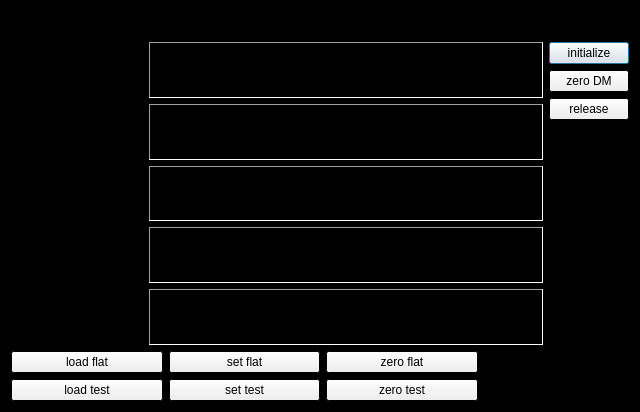
Above: gui/widgets/dmCtrl/dmCtrl.ui from magao-x/MagAOX before the change. Below: the same form after it.
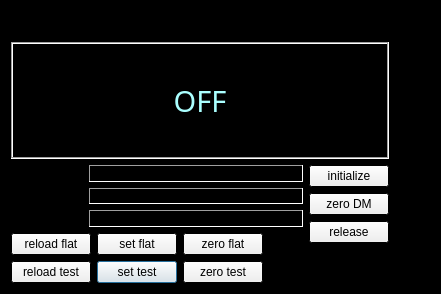
That is the form after the change.

Commit message: updated dmCtrl gui with app state

What changed in the file:
```diff
--- a/gui/widgets/dmCtrl/dmCtrl.ui
+++ b/gui/widgets/dmCtrl/dmCtrl.ui
@@ -6,8 +6,8 @@
    <rect>
     <x>0</x>
     <y>0</y>
-    <width>640</width>
-    <height>412</height>
+    <width>441</width>
+    <height>294</height>
    </rect>
   </property>
   <property name="palette">
@@ -77,8 +77,10 @@
   <property name="windowTitle">
    <string>Dialog</string>
   </property>
-  <layout class="QGridLayout" name="gridLayout">
-   <item row="0" column="0" colspan="2">
+  <layout class="QFormLayout" name="formLayout">
+   <item row="0" column="0">
+    <layout class="QVBoxLayout" name="verticalLayout_2">
+     <item>
     <widget class="QLabel" name="labelDMName">
      <property name="font">
       <font>
@@ -104,9 +106,78 @@
      </property>
     </widget>
    </item>
-   <item row="1" column="0">
+     <item>
+      <widget class="QLabel" name="dmStatus">
+       <property name="sizePolicy">
+        <sizepolicy hsizetype="MinimumExpanding" vsizetype="MinimumExpanding">
+         <horstretch>0</horstretch>
+         <verstretch>0</verstretch>
+        </sizepolicy>
+       </property>
+       <property name="palette">
+        <palette>
+         <active>
+          <colorrole role="WindowText">
+           <brush brushstyle="SolidPattern">
+            <color alpha="255">
+             <red>170</red>
+             <green>255</green>
+             <blue>255</blue>
+            </color>
+           </brush>
+          </colorrole>
+         </active>
+         <inactive>
+          <colorrole role="WindowText">
+           <brush brushstyle="SolidPattern">
+            <color alpha="255">
+             <red>170</red>
+             <green>255</green>
+             <blue>255</blue>
+            </color>
+           </brush>
+          </colorrole>
+         </inactive>
+         <disabled>
+          <colorrole role="WindowText">
+           <brush brushstyle="SolidPattern">
+            <color alpha="255">
+             <red>96</red>
+             <green>95</green>
+             <blue>94</blue>
+            </color>
+           </brush>
+          </colorrole>
+         </disabled>
+        </palette>
+       </property>
+       <property name="font">
+        <font>
+         <family>Tlwg Typist</family>
+         <pointsize>22</pointsize>
+        </font>
+       </property>
+       <property name="frameShape">
+        <enum>QFrame::Box</enum>
+       </property>
+       <property name="frameShadow">
+        <enum>QFrame::Sunken</enum>
+       </property>
+       <property name="text">
+        <string>OFF</string>
+       </property>
+       <property name="alignment">
+        <set>Qt::AlignCenter</set>
+       </property>
+      </widget>
+     </item>
+     <item>
+      <layout class="QHBoxLayout" name="horizontalLayout">
+       <item>
+        <layout class="QVBoxLayout" name="verticalLayout">
+         <item>
     <layout class="QGridLayout" name="layoutLabels" columnstretch="1,3">
-     <item row="2" column="1">
+           <item row="1" column="1">
       <widget class="QLabel" name="labelFlatShmim_value">
        <property name="frameShape">
         <enum>QFrame::Panel</enum>
@@ -119,60 +190,6 @@
        </property>
       </widget>
      </item>
-     <item row="4" column="0">
-      <widget class="QLabel" name="labelTestShmim">
-       <property name="text">
-        <string>test shmim:</string>
-       </property>
-      </widget>
-     </item>
-     <item row="1" column="0">
-      <widget class="QLabel" name="labelFlatName">
-       <property name="text">
-        <string>flat name:</string>
-       </property>
-      </widget>
-     </item>
-     <item row="2" column="0">
-      <widget class="QLabel" name="labelFlatShmim">
-       <property name="text">
-        <string>flat shmim:</string>
-       </property>
-      </widget>
-     </item>
-     <item row="3" column="0">
-      <widget class="QLabel" name="labelTestName">
-       <property name="text">
-        <string>test name:</string>
-       </property>
-      </widget>
-     </item>
-     <item row="1" column="1">
-      <widget class="QLabel" name="labelFlatName_value">
-       <property name="frameShape">
-        <enum>QFrame::Panel</enum>
-       </property>
-       <property name="frameShadow">
-        <enum>QFrame::Sunken</enum>
-       </property>
-       <property name="text">
-        <string>flat name</string>
-       </property>
-      </widget>
-     </item>
-     <item row="3" column="1">
-      <widget class="QLabel" name="labelTestName_value">
-       <property name="frameShape">
-        <enum>QFrame::Panel</enum>
-       </property>
-       <property name="frameShadow">
-        <enum>QFrame::Sunken</enum>
-       </property>
-       <property name="text">
-        <string>test name</string>
-       </property>
-      </widget>
-     </item>
      <item row="0" column="1">
       <widget class="QLabel" name="labelShmimName_value">
        <property name="frameShape">
@@ -186,6 +203,20 @@
        </property>
       </widget>
      </item>
+           <item row="1" column="0">
+            <widget class="QLabel" name="labelFlatShmim">
+             <property name="text">
+              <string>flat shmim:</string>
+             </property>
+            </widget>
+           </item>
+           <item row="2" column="0">
+            <widget class="QLabel" name="labelTestShmim">
+             <property name="text">
+              <string>test shmim:</string>
+             </property>
+            </widget>
+           </item>
      <item row="0" column="0">
       <widget class="QLabel" name="labelShmimName">
        <property name="text">
@@ -193,7 +224,7 @@
        </property>
       </widget>
      </item>
-     <item row="4" column="1">
+           <item row="2" column="1">
       <widget class="QLabel" name="labelTestShmim_value">
        <property name="frameShape">
         <enum>QFrame::Panel</enum>
@@ -208,7 +239,68 @@
      </item>
     </layout>
    </item>
+         <item>
+          <layout class="QGridLayout" name="layoutFlatTest" columnstretch="2,2,2,1">
    <item row="1" column="1">
+            <widget class="QPushButton" name="buttonSetTest">
+             <property name="text">
+              <string>set test</string>
+             </property>
+            </widget>
+           </item>
+           <item row="0" column="3">
+            <spacer name="horizontalSpacer">
+             <property name="orientation">
+              <enum>Qt::Horizontal</enum>
+             </property>
+             <property name="sizeHint" stdset="0">
+              <size>
+               <width>40</width>
+               <height>20</height>
+              </size>
+             </property>
+            </spacer>
+           </item>
+           <item row="1" column="0">
+            <widget class="QPushButton" name="buttonLoadTest">
+             <property name="text">
+              <string>reload test</string>
+             </property>
+            </widget>
+           </item>
+           <item row="1" column="2">
+            <widget class="QPushButton" name="buttonZeroTest">
+             <property name="text">
+              <string>zero test</string>
+             </property>
+            </widget>
+           </item>
+           <item row="0" column="2">
+            <widget class="QPushButton" name="buttonZeroFlat">
+             <property name="text">
+              <string>zero flat</string>
+             </property>
+            </widget>
+           </item>
+           <item row="0" column="0">
+            <widget class="QPushButton" name="buttonLoadFlat">
+             <property name="text">
+              <string>reload flat</string>
+             </property>
+            </widget>
+           </item>
+           <item row="0" column="1">
+            <widget class="QPushButton" name="buttonSetFlat">
+             <property name="text">
+              <string>set flat</string>
+             </property>
+            </widget>
+           </item>
+          </layout>
+         </item>
+        </layout>
+       </item>
+       <item>
     <layout class="QVBoxLayout" name="layoutInitZeroRelease" stretch="2,2,2,2">
      <item>
       <widget class="QPushButton" name="buttonInit">
@@ -246,62 +338,7 @@
      </item>
     </layout>
    </item>
-   <item row="2" column="0" colspan="2">
-    <layout class="QGridLayout" name="layoutFlatTest" columnstretch="3,3,3,3">
-     <item row="1" column="0">
-      <widget class="QPushButton" name="buttonLoadTest">
-       <property name="text">
-        <string>load test</string>
-       </property>
-      </widget>
-     </item>
-     <item row="1" column="2">
-      <widget class="QPushButton" name="buttonZeroTest">
-       <property name="text">
-        <string>zero test</string>
-       </property>
-      </widget>
-     </item>
-     <item row="0" column="2">
-      <widget class="QPushButton" name="buttonZeroFlat">
-       <property name="text">
-        <string>zero flat</string>
-       </property>
-      </widget>
-     </item>
-     <item row="0" column="0">
-      <widget class="QPushButton" name="buttonLoadFlat">
-       <property name="text">
-        <string>load flat</string>
-       </property>
-      </widget>
-     </item>
-     <item row="0" column="1">
-      <widget class="QPushButton" name="buttonSetFlat">
-       <property name="text">
-        <string>set flat</string>
-       </property>
-      </widget>
-     </item>
-     <item row="1" column="1">
-      <widget class="QPushButton" name="buttonSetTest">
-       <property name="text">
-        <string>set test</string>
-       </property>
-      </widget>
-     </item>
-     <item row="0" column="3">
-      <spacer name="horizontalSpacer">
-       <property name="orientation">
-        <enum>Qt::Horizontal</enum>
-       </property>
-       <property name="sizeHint" stdset="0">
-        <size>
-         <width>40</width>
-         <height>20</height>
-        </size>
-       </property>
-      </spacer>
+      </layout>
      </item>
     </layout>
    </item>
```
Lines whose indentation alone changed are shown as unchanged. The commit also changes 3 other files.
